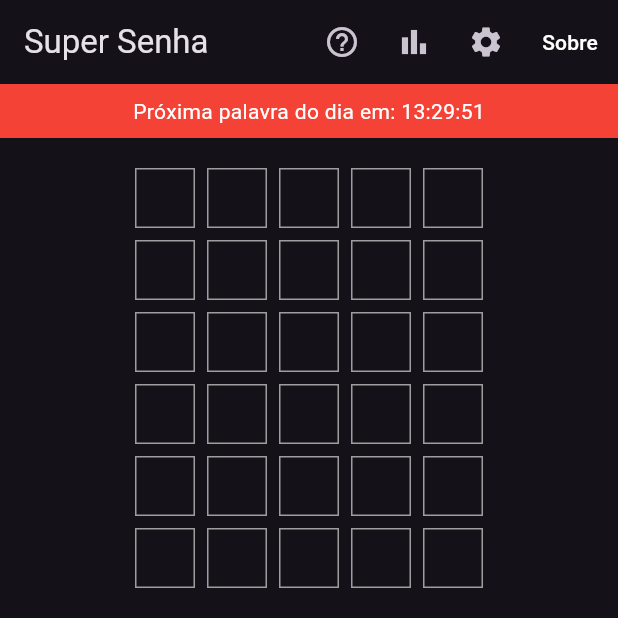
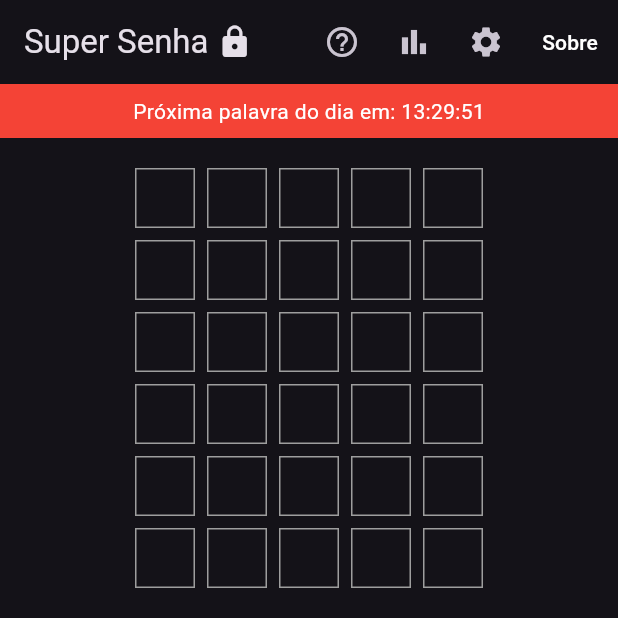
Before and after one commit to vperdigao/super_senha, a Flutter app: the screen it shows after launch, after a tap on "Jogar novamente", on a phone screen of 412 x 824 dp, the top half of it. Run offline on Flutter 3.47's test engine with Material 3 defaults, Android fonts, the phone set to English and light mode, and no system bars.

```diff
--- a/lib/main.dart
+++ b/lib/main.dart
@@ -1,5 +1,9 @@
 import 'dart:async';
+import 'dart:convert';
 import 'package:flutter/material.dart';
+import 'package:flutter/services.dart' show rootBundle;
+
+enum LetterStatus { initial, correct, partial, wrong }
 
 void main() {
   runApp(const SuperSenhaApp());
@@ -30,8 +34,14 @@ class _GamePageState extends State<GamePage> {
   static const int cols = 5;
   final List<List<String>> _board =
       List.generate(rows, (_) => List.filled(cols, ''));
+  late List<List<LetterStatus>> _status;
   int _currentRow = 0;
   int _currentCol = 0;
+
+  List<String> _dictionary = [];
+  String _secretWord = '';
+  bool _gameOver = false;
+  bool _won = false;
 
   late Timer _timer;
   String _countdown = '';
@@ -39,7 +49,11 @@ class _GamePageState extends State<GamePage> {
   @override
   void initState() {
     super.initState();
-    _startCountdown();
+    _status =
+        List.generate(rows, (_) => List.filled(cols, LetterStatus.initial));
+    _loadDictionary().then((_) {
+      _startCountdown();
+    });
   }
 
   void _startCountdown() {
@@ -61,6 +75,18 @@ class _GamePageState extends State<GamePage> {
     _timer = Timer.periodic(const Duration(seconds: 1), (_) => update());
   }
 
+  Future<void> _loadDictionary() async {
+    final data = await rootBundle.loadString('assets/words.json');
+    final List<dynamic> words = json.decode(data);
+    _dictionary = words.map((w) => w.toString().toUpperCase()).toList();
+
+    final today = DateTime.now();
+    final index = today.difference(DateTime(2022)).inDays % _dictionary.length;
+    setState(() {
+      _secretWord = _dictionary[index];
+    });
+  }
+
   @override
   void dispose() {
     _timer.cancel();
@@ -68,11 +94,11 @@ class _GamePageState extends State<GamePage> {
   }
 
   void _handleKey(String key) {
+    if (_gameOver) return;
     setState(() {
       if (key == 'ENTER') {
         if (_currentCol == cols) {
-          _currentRow = (_currentRow + 1).clamp(0, rows - 1);
-          _currentCol = 0;
+          _submitGuess();
         }
       } else if (key == 'BACK') {
         if (_currentCol > 0) {
@@ -95,14 +121,74 @@ class _GamePageState extends State<GamePage> {
       }
       _currentRow = 0;
       _currentCol = 0;
+      _status =
+          List.generate(rows, (_) => List.filled(cols, LetterStatus.initial));
+      _gameOver = false;
+      _won = false;
+      _secretWord =
+          _dictionary[(DateTime.now().millisecondsSinceEpoch) % _dictionary.length];
     });
+  }
+
+  void _submitGuess() {
+    final guess = _board[_currentRow].join().toUpperCase();
+    if (!_dictionary.contains(guess)) {
+      ScaffoldMessenger.of(context).showSnackBar(
+        const SnackBar(content: Text('Palavra inválida')),
+      );
+      return;
+    }
+
+    for (var i = 0; i < cols; i++) {
+      final letter = guess[i];
+      if (letter == _secretWord[i]) {
+        _status[_currentRow][i] = LetterStatus.correct;
+      } else if (_secretWord.contains(letter)) {
+        _status[_currentRow][i] = LetterStatus.partial;
+      } else {
+        _status[_currentRow][i] = LetterStatus.wrong;
+      }
+    }
+
+    if (guess == _secretWord) {
+      _gameOver = true;
+      _won = true;
+      showDialog(
+        context: context,
+        builder: (_) => AlertDialog(
+          title: const Text('Você acertou!'),
+          content: Text('A palavra correta é $_secretWord'),
+          actions: [TextButton(onPressed: () => Navigator.pop(context), child: const Text('OK'))],
+        ),
+      );
+    } else if (_currentRow == rows - 1) {
+      _gameOver = true;
+      showDialog(
+        context: context,
+        builder: (_) => AlertDialog(
+          title: const Text('Não foi desta vez'),
+          content: Text('A palavra correta era $_secretWord'),
+          actions: [TextButton(onPressed: () => Navigator.pop(context), child: const Text('OK'))],
+        ),
+      );
+    } else {
+      _currentRow++;
+      _currentCol = 0;
+    }
+
+    setState(() {});
   }
 
   @override
   Widget build(BuildContext context) {
     return Scaffold(
       appBar: AppBar(
-        title: const Text('Super Senha'),
+        title: Row(
+          children: [
+            const Text('Super Senha '),
+            Icon(_won ? Icons.lock_open : Icons.lock),
+          ],
+        ),
         actions: [
           IconButton(
             icon: const Icon(Icons.help_outline),
@@ -156,12 +242,28 @@ class _GamePageState extends State<GamePage> {
           mainAxisAlignment: MainAxisAlignment.center,
           children: List.generate(cols, (c) {
             final letter = _board[r][c];
+            final status = _status[r][c];
+            Color bgColor;
+            switch (status) {
+              case LetterStatus.correct:
+                bgColor = Colors.green;
+                break;
+              case LetterStatus.partial:
+                bgColor = Colors.yellow;
+                break;
+              case LetterStatus.wrong:
+                bgColor = Colors.grey.shade800;
+                break;
+              default:
+                bgColor = Colors.transparent;
+            }
             return Container(
               width: 40,
               height: 40,
               margin: const EdgeInsets.all(4),
               decoration: BoxDecoration(
                 border: Border.all(color: Colors.grey),
+                color: bgColor,
               ),
               alignment: Alignment.center,
               child: Text(letter.toUpperCase(),
@@ -186,7 +288,7 @@ class _GamePageState extends State<GamePage> {
         return Padding(
           padding: const EdgeInsets.all(4),
           child: ElevatedButton(
-            onPressed: () => _handleKey(k),
+            onPressed: _gameOver ? null : () => _handleKey(k),
             child: Text(k.length == 1 ? k : (k == 'BACK' ? '⌫' : '⏎')),
           ),
         );
```
